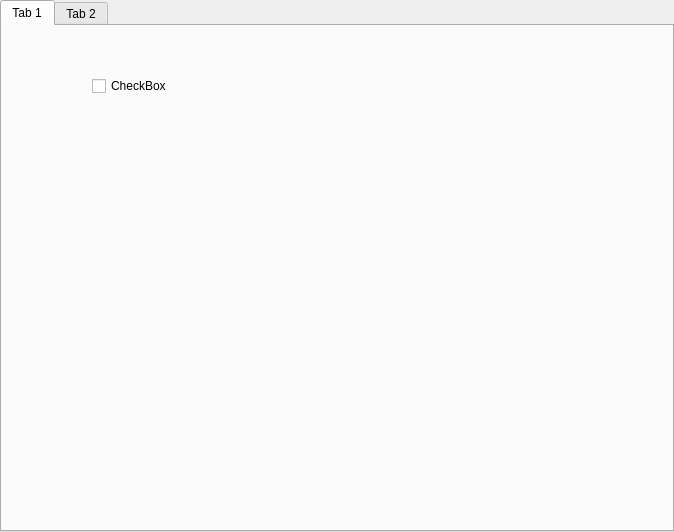
Old version of the form drc/gui/mainmenutabwidget.ui in the repository lansdon/cpts483_drc.
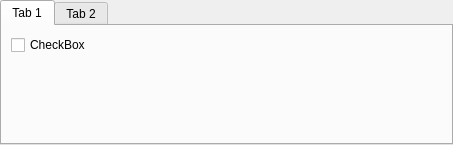
New version of the form.

Commit message: Wraps existing views in layouts so they automatically adjust size based on parent window. Sets main window to be maximized on launch.

```diff
--- a/drc/gui/mainmenutabwidget.ui
+++ b/drc/gui/mainmenutabwidget.ui
@@ -6,10 +6,16 @@
    <rect>
     <x>0</x>
     <y>0</y>
-    <width>674</width>
-    <height>532</height>
+    <width>453</width>
+    <height>145</height>
    </rect>
   </property>
+  <property name="sizePolicy">
+   <sizepolicy hsizetype="Maximum" vsizetype="Maximum">
+    <horstretch>0</horstretch>
+    <verstretch>0</verstretch>
+   </sizepolicy>
+  </property>
   <property name="windowTitle">
    <string>TabWidget</string>
   </property>
@@ -20,19 +26,15 @@
    <attribute name="title">
     <string>Tab 1</string>
    </attribute>
+   <layout class="QFormLayout" name="formLayout">
+    <item row="0" column="0">
    <widget class="QCheckBox" name="checkBox">
-    <property name="geometry">
-     <rect>
-      <x>90</x>
-      <y>50</y>
-      <width>87</width>
-      <height>20</height>
-     </rect>
-    </property>
     <property name="text">
      <string>CheckBox</string>
     </property>
    </widget>
+    </item>
+   </layout>
   </widget>
   <widget class="QWidget" name="tab">
    <attribute name="title">
```
Left out of the diff: 4 changed lines with no effect on the pictures. Lines whose indentation alone changed are shown as unchanged. The commit also changes 8 other files.
